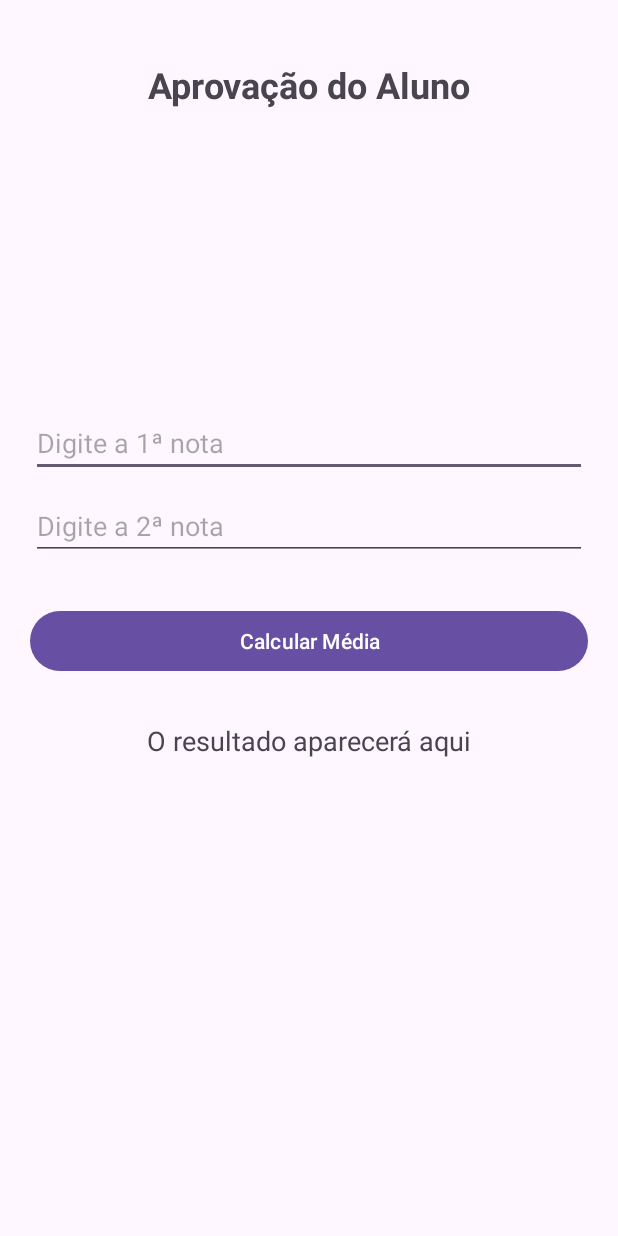
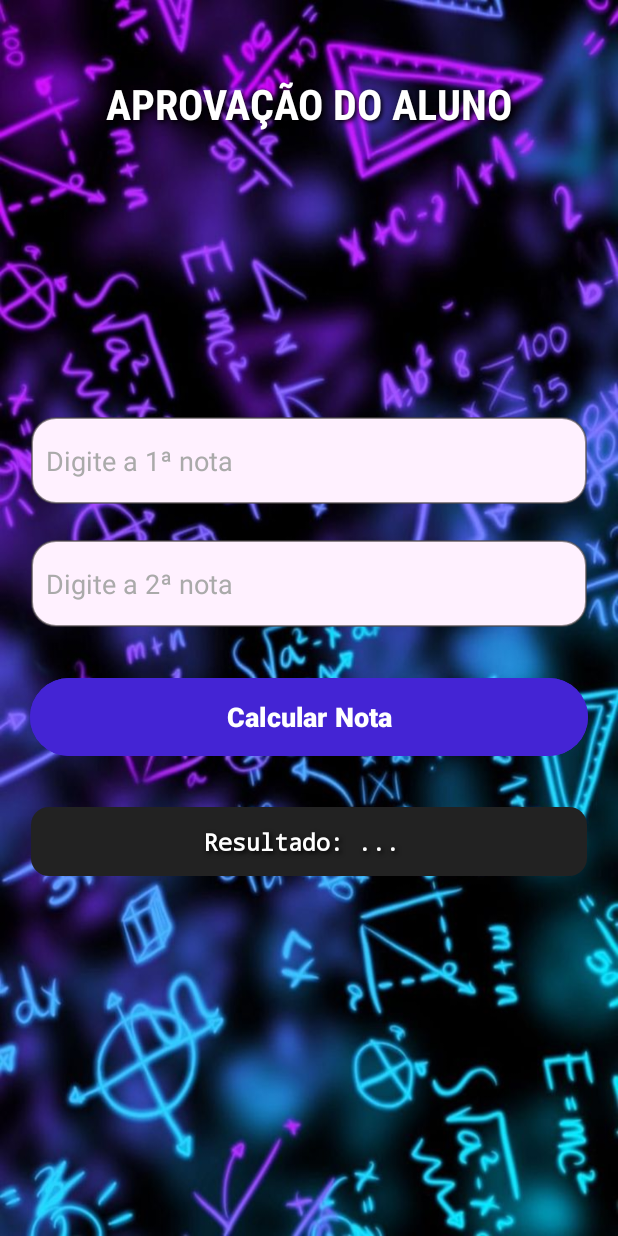
Before and after one commit to Miguel-ectil/aprovApp, an Android app: the screen it shows after launch (MainActivity), on a phone screen of 412 x 824 dp. Run offline under Robolectric (Android 15) with nearby library versions, the phone set to English and light mode, and no system bars.

Commit message:
[ADD and UPD] Adicionando arquivos que estilizarão os campos

```diff
--- a/app/src/main/java/com/example/aprovapp/MainActivity.kt
+++ b/app/src/main/java/com/example/aprovapp/MainActivity.kt
@@ -1,6 +1,8 @@
 package com.example.aprovapp
 
+import android.content.Context
 import android.os.Bundle
+import android.view.inputmethod.InputMethodManager
 import android.widget.Button
 import android.widget.EditText
 import android.widget.TextView
@@ -33,7 +35,16 @@ class MainActivity : AppCompatActivity() {
                 else -> "Aprovado 🎉"
             }
 
+            hideKeyboard()
             txtResultado.text = "Média: $media\nSituação: $status"
         }
     }
+
+    private fun hideKeyboard() {
+        val view = this.currentFocus
+        if (view != null) {
+            val imm = getSystemService(Context.INPUT_METHOD_SERVICE) as InputMethodManager
+            imm.hideSoftInputFromWindow(view.windowToken, 0)
+        }
+    }
 }
--- /dev/null
+++ b/app/src/main/res/drawable/bg_resultado.xml
@@ -0,0 +1,7 @@
+<?xml version="1.0" encoding="utf-8"?>
+<shape xmlns:android="http://schemas.android.com/apk/res/android"
+    android:shape="rectangle">
+    <solid android:color="#222222"/>  <!-- Cor de fundo escura -->
+    <corners android:radius="12dp"/>  <!-- Borda arredondada -->
+    <padding android:left="10dp" android:right="10dp" android:top="5dp" android:bottom="4dp"/>
+</shape>
--- /dev/null
+++ b/app/src/main/res/drawable/rounded_input.xml
@@ -0,0 +1,11 @@
+<?xml version="1.0" encoding="utf-8"?>
+<shape xmlns:android="http://schemas.android.com/apk/res/android">
+    <!-- Cor de fundo -->
+    <solid android:color="#FFF1FF" />
+
+    <!-- Borda do EditText -->
+    <stroke android:color="#A14E4949" android:width="1dp" />
+
+    <!-- Cantos arredondados -->
+    <corners android:radius="16dp" />
+</shape>
--- a/app/src/main/res/layout/activity_main.xml
+++ b/app/src/main/res/layout/activity_main.xml
@@ -5,15 +5,24 @@
     android:id="@+id/main"
     android:layout_width="match_parent"
     android:layout_height="match_parent"
-    tools:context=".MainActivity">
+    tools:context=".MainActivity"
+    android:background="@drawable/fundo_wall">
 
     <TextView
         android:id="@+id/tvTitle"
         android:layout_width="wrap_content"
         android:layout_height="wrap_content"
         android:text="Aprovação do Aluno"
-        android:textSize="24sp"
+        android:textSize="28sp"
         android:textStyle="bold"
+        android:textColor="@color/white"
+        android:fontFamily="sans-serif-condensed"
+        android:textAllCaps="true"
+        android:shadowColor="#000000"
+        android:shadowDx="2"
+        android:shadowDy="2"
+        android:shadowRadius="4"
+        android:padding="10dp"
         android:layout_marginBottom="20dp"
         android:layout_marginTop="40dp"
         app:layout_constraintTop_toTopOf="parent"
@@ -24,47 +33,69 @@
     <EditText
         android:id="@+id/edtNota1"
         android:layout_width="0dp"
-        android:layout_height="wrap_content"
+        android:layout_height="58dp"
         android:hint="Digite a 1ª nota"
         android:inputType="numberDecimal"
-        android:layout_marginTop="200dp"
+        android:layout_marginTop="180dp"
+        android:textColor="@android:color/black"
+        android:textColorHint="@android:color/darker_gray"
+        android:padding="10dp"
+        android:background="@drawable/rounded_input"
         app:layout_constraintTop_toBottomOf="@id/tvTitle"
         app:layout_constraintStart_toStartOf="parent"
         app:layout_constraintEnd_toEndOf="parent"
-        app:layout_constraintWidth_percent="0.9"
-        />
+        app:layout_constraintWidth_percent="0.9"/>
 
     <EditText
         android:id="@+id/edtNota2"
         android:layout_width="0dp"
-        android:layout_height="wrap_content"
+        android:layout_height="58dp"
         android:hint="Digite a 2ª nota"
         android:inputType="numberDecimal"
-        android:layout_marginTop="10dp"
+        android:background="@drawable/rounded_input"
+        android:textColor="@android:color/black"
+        android:textColorHint="@android:color/darker_gray"
+        android:padding="10dp"
+        android:layout_marginTop="24dp"
         app:layout_constraintTop_toBottomOf="@id/edtNota1"
         app:layout_constraintStart_toStartOf="parent"
         app:layout_constraintEnd_toEndOf="parent"
-        app:layout_constraintWidth_percent="0.9" />
+        app:layout_constraintWidth_percent="0.9"/>
 
     <Button
         android:id="@+id/btnCalcular"
         android:layout_width="0dp"
-        android:layout_height="wrap_content"
-        android:text="Calcular Média"
+        android:layout_height="60dp"
+        android:text="Calcular Nota"
+        android:textStyle="bold"
+        android:textSize="18dp"
         android:layout_marginTop="30dp"
         android:layout_marginLeft="20dp"
         android:layout_marginRight="20dp"
+        android:backgroundTint="#4424d4"
+        android:textColor="@color/white"
         app:layout_constraintTop_toBottomOf="@id/edtNota2"
         app:layout_constraintStart_toStartOf="parent"
         app:layout_constraintEnd_toEndOf="parent" />
 
     <TextView
         android:id="@+id/txtResultado"
-        android:layout_width="wrap_content"
+        android:layout_width="0dp"
         android:layout_height="wrap_content"
-        android:text="O resultado aparecerá aqui"
-        android:textSize="18sp"
+        android:text="Resultado: ... "
+        android:textSize="16sp"
+        android:textStyle="bold"
+        android:fontFamily="monospace"
+        android:textColor="@color/white"
+        android:gravity="center"
+        android:background="@drawable/bg_resultado"
+        android:shadowColor="#000000"
+        android:shadowDx="2"
+        android:shadowDy="2"
+        android:shadowRadius="4"
+        android:padding="12dp"
         android:layout_marginTop="30dp"
+        app:layout_constraintWidth_percent="0.9"
         app:layout_constraintTop_toBottomOf="@id/btnCalcular"
         app:layout_constraintStart_toStartOf="parent"
         app:layout_constraintEnd_toEndOf="parent" />
```
Also changed, not shown: app/src/main/res/drawable/fundo_wall.jpg (added).
